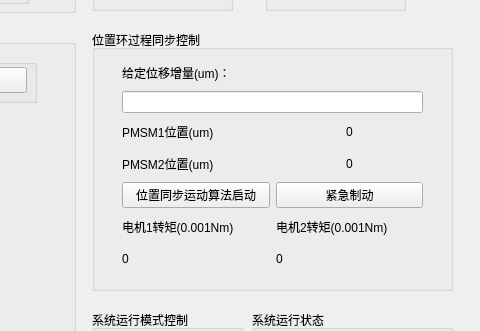
whitekiteoversea/PCSyncController, file mainwindow.ui: the form before one commit; both pictures show x 708 to 1188 and y 200 to 531 of the 1188 by 861 pixel window.
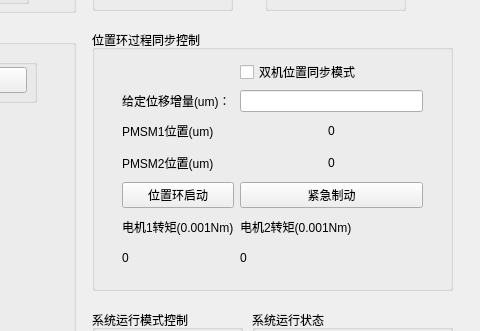
The form after the commit. Custom widgets are drawn as their Qt base class.

Commit message: TMP: 新增CCC和5ms单机位置环PI控制，待验证

Diff of the .ui file:
```diff
--- a/mainwindow.ui
+++ b/mainwindow.ui
@@ -549,89 +549,96 @@
       </rect>
      </property>
      <layout class="QGridLayout" name="gridLayout_6">
-      <item row="4" column="1">
+      <item row="8" column="1">
+       <widget class="QLabel" name="label_28">
+        <property name="text">
+         <string>电机2转矩(0.001Nm)</string>
+        </property>
+       </widget>
+      </item>
+      <item row="7" column="1">
        <widget class="QPushButton" name="PosiLoopInit_2">
         <property name="text">
          <string>紧急制动</string>
         </property>
        </widget>
       </item>
-      <item row="3" column="1">
-       <widget class="QLabel" name="PMSM2Posi">
+      <item row="8" column="0">
+       <widget class="QLabel" name="label_25">
         <property name="text">
-         <string>0</string>
+         <string>电机1转矩(0.001Nm)</string>
         </property>
-        <property name="alignment">
-         <set>Qt::AlignCenter</set>
-        </property>
        </widget>
       </item>
-      <item row="4" column="0">
-       <widget class="QPushButton" name="PosiLoopSyncInit">
-        <property name="text">
-         <string>位置同步运动算法启动</string>
-        </property>
-       </widget>
-      </item>
-      <item row="7" column="0">
+      <item row="10" column="0">
        <widget class="QLabel" name="torque1">
         <property name="text">
          <string>0</string>
         </property>
        </widget>
       </item>
-      <item row="2" column="0">
+      <item row="10" column="1">
+       <widget class="QLabel" name="torque2">
+        <property name="text">
+         <string>0</string>
+        </property>
+       </widget>
+      </item>
+      <item row="5" column="0">
        <widget class="QLabel" name="label_26">
         <property name="text">
          <string>PMSM1位置(um)</string>
         </property>
        </widget>
       </item>
-      <item row="0" column="0" colspan="2">
+      <item row="3" column="0">
        <widget class="QLabel" name="label_24">
         <property name="text">
          <string>给定位移增量(um)：</string>
         </property>
        </widget>
       </item>
-      <item row="1" column="0" colspan="2">
+      <item row="3" column="1">
        <widget class="QLineEdit" name="refPosiSig"/>
       </item>
-      <item row="3" column="0">
+      <item row="5" column="1">
+       <widget class="QLabel" name="PMSM1Posi">
+        <property name="text">
+         <string>0</string>
+        </property>
+        <property name="alignment">
+         <set>Qt::AlignCenter</set>
+        </property>
+       </widget>
+      </item>
+      <item row="7" column="0">
+       <widget class="QPushButton" name="PosiLoopSyncInit">
+        <property name="text">
+         <string>位置环启动</string>
+        </property>
+       </widget>
+      </item>
+      <item row="6" column="1">
+       <widget class="QLabel" name="PMSM2Posi">
+        <property name="text">
+         <string>0</string>
+        </property>
+        <property name="alignment">
+         <set>Qt::AlignCenter</set>
+        </property>
+       </widget>
+      </item>
+      <item row="6" column="0">
        <widget class="QLabel" name="label_27">
         <property name="text">
          <string>PMSM2位置(um)</string>
         </property>
        </widget>
       </item>
-      <item row="7" column="1">
-       <widget class="QLabel" name="torque2">
-        <property name="text">
-         <string>0</string>
-        </property>
-       </widget>
-      </item>
       <item row="2" column="1">
-       <widget class="QLabel" name="PMSM1Posi">
+       <widget class="QCheckBox" name="DualMotorPosi">
         <property name="text">
-         <string>0</string>
-        </property>
-        <property name="alignment">
-         <set>Qt::AlignCenter</set>
-        </property>
-       </widget>
-      </item>
-      <item row="5" column="0">
-       <widget class="QLabel" name="label_25">
-        <property name="text">
-         <string>电机1转矩(0.001Nm)</string>
-        </property>
-       </widget>
-      </item>
-      <item row="5" column="1">
-       <widget class="QLabel" name="label_28">
-        <property name="text">
-         <string>电机2转矩(0.001Nm)</string>
+         <string>双机位置同步模式</string>
         </property>
        </widget>
       </item>
```
Left out of the diff: 2 changed lines with no effect on the pictures. The commit also changes 2148 other files.
